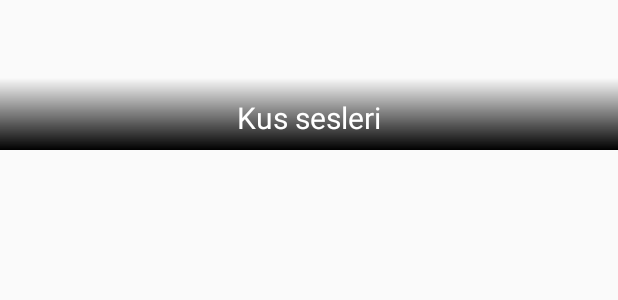
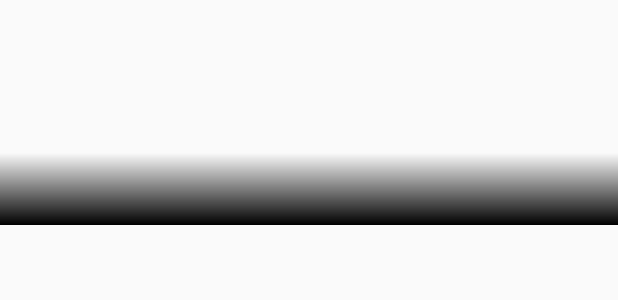
Before and after one commit to rahatlatici-sesler/rahatlatici-sesler-android, an Android app: the layout item_category_list.xml on its own in the app's theme, with its tools: preview values and no code run, on a phone screen of 412 x 824 dp. Shown: the top 300 px of the screen. Run offline under Robolectric (Android 15) with nearby library versions, the phone set to English and light mode, and no system bars.

Commit message:
Tasarim degisiklikleri yapildi

```diff
--- a/app/src/main/res/layout/fragment_favorites.xml
+++ b/app/src/main/res/layout/fragment_favorites.xml
@@ -3,8 +3,6 @@
     android:layout_width="match_parent"
     android:layout_height="match_parent"
     android:orientation="vertical">
-
-    <!--<include layout="@layout/toolbar_default"/>-->
 
     <android.support.v7.widget.RecyclerView
         android:layout_weight="1"
--- a/app/src/main/res/layout/fragment_library.xml
+++ b/app/src/main/res/layout/fragment_library.xml
@@ -3,8 +3,6 @@
     android:layout_width="match_parent"
     android:layout_height="match_parent"
     android:orientation="vertical">
-
-    <!--<include layout="@layout/toolbar_default"/>-->
 
     <android.support.v7.widget.RecyclerView
         android:id="@+id/rvCategories"
--- a/app/src/main/res/layout/item_category_detail_list.xml
+++ b/app/src/main/res/layout/item_category_detail_list.xml
@@ -18,7 +18,6 @@
         android:layout_height="wrap_content"
         android:layout_marginLeft="@dimen/medium_padding"
         android:layout_weight="1"
-        android:text="Kus sesi 1"
         android:textColor="@color/black"
         android:textStyle="bold" />
 
--- a/app/src/main/res/layout/item_category_list.xml
+++ b/app/src/main/res/layout/item_category_list.xml
@@ -8,7 +8,7 @@
     <ImageView
         android:id="@+id/ivBackground"
         android:layout_width="match_parent"
-        android:layout_height="100dp"
+        android:layout_height="150dp"
         android:scaleType="centerCrop" />
 
     <View
@@ -23,7 +23,6 @@
         android:layout_height="wrap_content"
         android:layout_gravity="bottom|center"
         android:layout_margin="@dimen/small_padding"
-        android:text="Kus sesleri"
         android:textColor="@color/white"
         android:textSize="@dimen/title_text_size" />
 
--- a/app/src/main/res/layout/item_favorite_song_list.xml
+++ b/app/src/main/res/layout/item_favorite_song_list.xml
@@ -23,7 +23,6 @@
             android:id="@+id/tvName"
             android:layout_width="wrap_content"
             android:layout_height="wrap_content"
-            android:text="Kus sesi 1"
             android:textColor="@color/black"
             android:textStyle="bold" />
 
```
